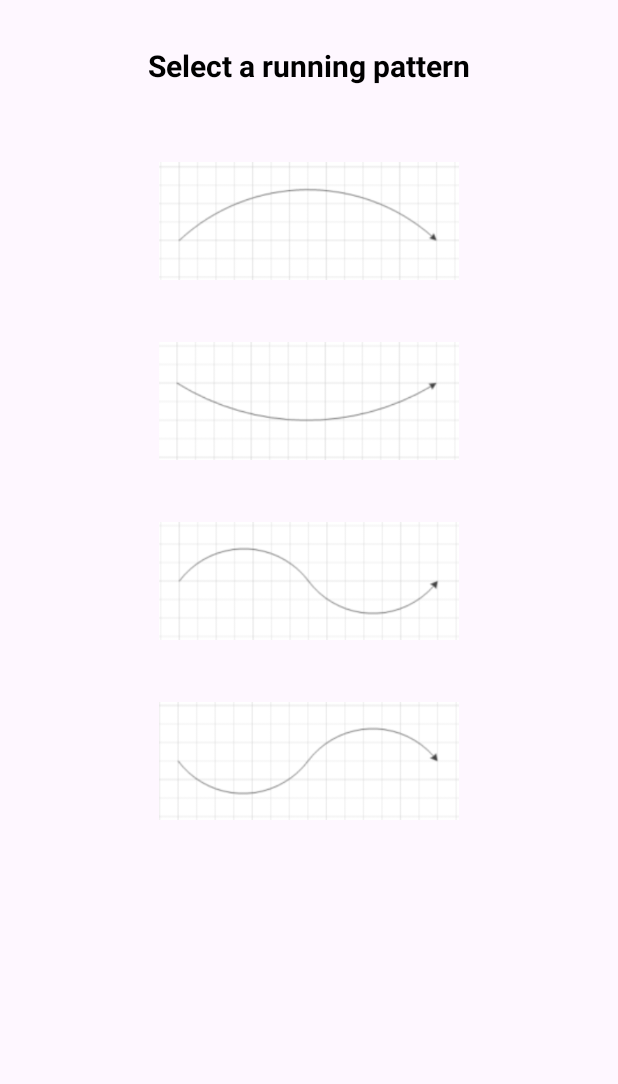
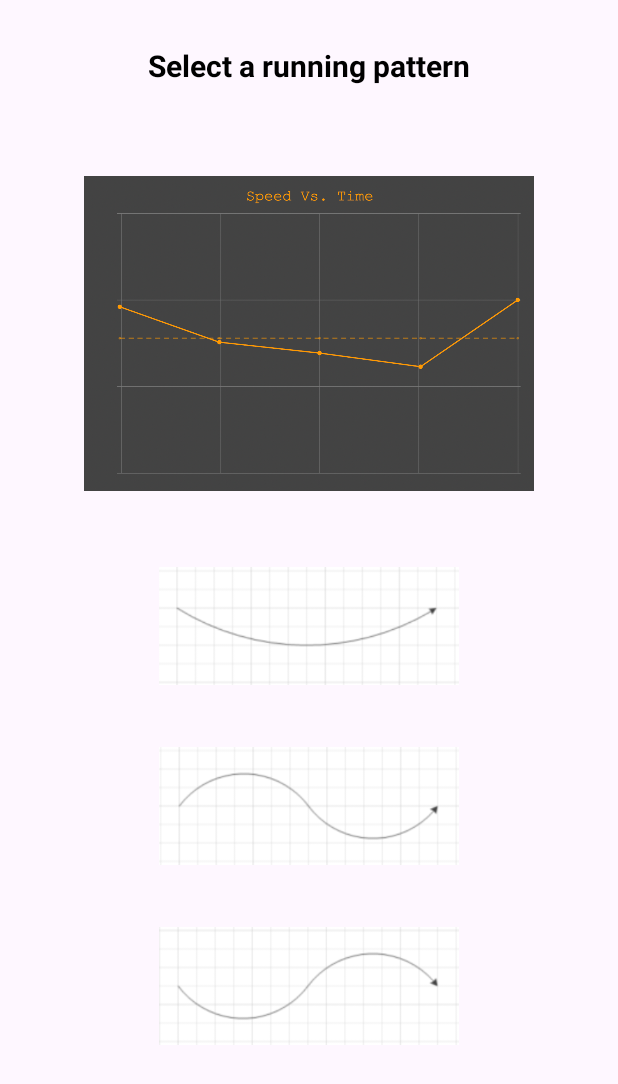
Before and after one commit to ezhou0716/MusicRunner, an Android app: the screen it shows after launch (MainActivity), on a phone screen of 412 x 824 dp. Shown: the top 1084 px of the screen. Run offline under Robolectric (Android 15) with nearby library versions, the phone set to English and light mode, and no system bars.

```diff
--- a/app/src/main/res/layout/activity_main.xml
+++ b/app/src/main/res/layout/activity_main.xml
@@ -19,8 +19,8 @@
         android:layout_centerHorizontal="true" />
 
     <ImageView
-        android:layout_width="240dp"
-        android:layout_height="120dp"
+        android:layout_width="340dp"
+        android:layout_height="270dp"
         android:id="@+id/pattern1"
         android:layout_centerHorizontal="true"
         android:padding="20dp"
```
Also changed, not shown: app/src/main/res/drawable/pattern1.PNG (deleted), app/src/main/res/drawable/pattern1.png (added).
